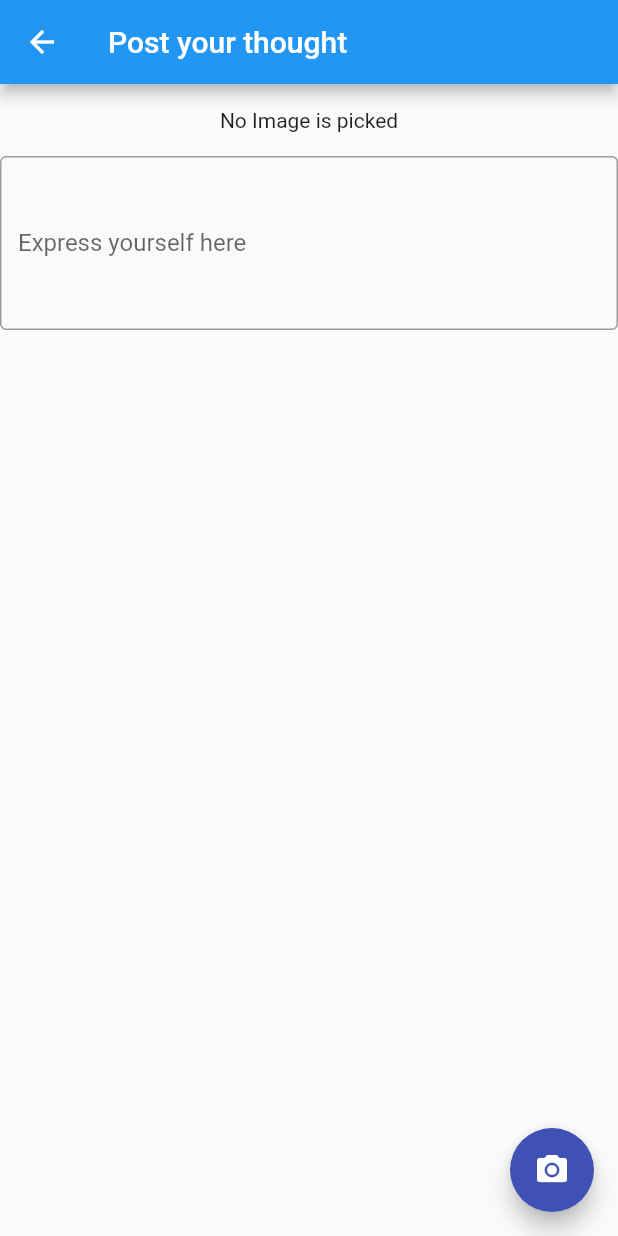
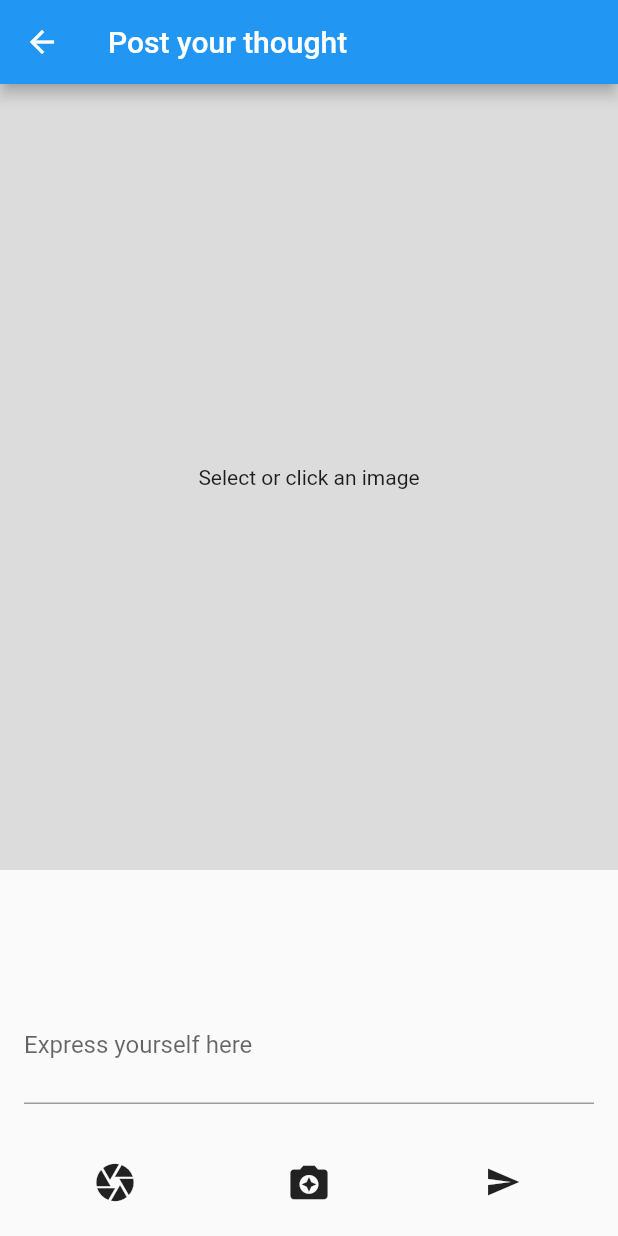
Before and after one commit to shekharkumargupta/family, a Flutter app: the PostForm screen opened directly, on a phone screen of 412 x 824 dp. Run offline on Flutter 3.47's test engine with Material 2 defaults, Android fonts, the phone set to English and light mode, and no system bars; our stand-ins replace camera, carousel_slider, video_player; missing offline and left inert: loading_animations; network calls fail.

Commit message:
Worked on PostForm designing, layout looks good and working on displaying image image picture clicked

```diff
--- a/lib/view/PostForm.dart
+++ b/lib/view/PostForm.dart
@@ -1,13 +1,13 @@
 import 'dart:io';
 
-import 'package:family/widgets/CameraExampleHome.dart';
 import 'package:family/widgets/CameraScreen.dart';
-import 'package:family/widgets/ImageSlider.dart';
+import 'package:family/widgets/ImageWidget.dart';
 import 'package:flutter/material.dart';
+import 'package:loading_animations/loading_animations.dart';
 
+import 'package:family/main.dart';
 
 class PostForm extends StatefulWidget {
-
   @override
   State<StatefulWidget> createState() {
     return PostFormState();
@@ -15,34 +15,18 @@ class PostForm extends StatefulWidget {
 }
 
 class PostFormState extends State<PostForm> {
-
   final _formKey = GlobalKey<FormState>();
   int selectedIndex = 0;
-  late File imageFile;
+  //late File imageFile;
 
   @override
   Widget build(BuildContext context) {
-
     return Scaffold(
         appBar: AppBar(
           title: const Text('Post your thought'),
         ),
         body: Center(
           child: createPostForm(context),
-      ),
-      floatingActionButton: FloatingActionButton(
-        onPressed: (){
-            Navigator.push(context,
-              MaterialPageRoute(builder: (context) =>
-                  //TakePictureScreenWidget()
-                //TakePictureServiceWidget()
-                //CameraExampleHome()
-                CameraScreen()
-              ),
-            );
-        },
-        child: const Icon(Icons.camera_alt),
-        backgroundColor: Colors.indigo,
         )
       );
   }
@@ -52,44 +36,116 @@ class PostFormState extends State<PostForm> {
       selectedIndex = index;
     });
 
-    if(selectedIndex == 0){
+    if (selectedIndex == 0) {
       //TakePictureScreenWidget();
     }
-    if(selectedIndex == 1){
-    }
+    if (selectedIndex == 1) {}
   }
 
-  Widget createPostForm(BuildContext context){
-
+  Widget createPostForm(BuildContext context) {
     return Container(
-      child: Form(
-        child: Column(
+      child: Stack(
+        fit: StackFit.expand,
         children: <Widget>[
-            Padding(
-              padding: const EdgeInsets.all(16.0),
-              child: Container(
+          Positioned(
+            top: 0,
+            child:
+              imageFile != null
+              ?
+               Container(
+                 child: FutureBuilder<Widget>(
+                   future: ImageWidget().createImageWidget(imageFile!.path),
+                    builder: (context, snapshot) {
+                      if (snapshot.hasData) {
+                        return Image.network(imageFile!.path);
+                      } else {
+                        return  LoadingRotating.square(
+                          size: 40,
+                          backgroundColor: Colors.black12,
+                        );
+                      }
+                    },
+                  ),
+               )
+              :
+               Container(
+                color: Colors.black12,
                 width: MediaQuery.of(context).size.width,
-                //height: 200.0,
+                height: MediaQuery.of(context).size.height - 300,
                 child: Center(
                     child: //imageFile == null ?
-                       Text("No Image is picked")
+                    Text("Select or click an image")
                   //: ImageSlider().createImageItem(imageFile.path),
                 ),
               ),
+
           ),
 
-            TextFormField(
-              maxLines: 4,
-              decoration: InputDecoration(
-                  border: OutlineInputBorder(
 
-                  ),
-                  labelText: 'Express yourself here'
+
+          Positioned(
+            bottom: 0,
+            width: MediaQuery.of(context).size.width,
+            child: Column(
+              children: [
+                Positioned(
+                  child: Padding(
+                      padding: const EdgeInsets.all(16.0),
+                      child: TextFormField(
+                        maxLines: 2,
+                        decoration:
+                        InputDecoration(labelText: 'Express yourself here'),
+                      )
                   ),
                 ),
+                createBottomBar()
               ],
-        ),
+            )
+          )
+        ],
       ),
     );
   }
+
+  Widget createBottomBar() {
+    return Container(
+        //color: Colors.black12,
+        padding: EdgeInsets.all(12.0),
+        child: Row(
+            crossAxisAlignment: CrossAxisAlignment.center,
+            mainAxisAlignment: MainAxisAlignment.spaceAround,
+            children: [
+              MaterialButton(
+                shape: CircleBorder(),
+                child: Icon(
+                  Icons.camera,
+                  size: 30,
+                ),
+                onPressed: () {
+
+                },
+              ),
+              MaterialButton(
+                child:Icon(
+                        Icons.camera_enhance,
+                        size: 30,
+                      ),
+                onPressed: (){
+                  Navigator.push(context,
+                    MaterialPageRoute(builder: (context) =>
+                        CameraScreen()
+                    ),
+                  );
+                },
+              ),
+              MaterialButton(
+                child: Icon(
+                        Icons.send,
+                      ),
+                onPressed: () {},
+              )
+            ]
+        )
+    );
   }
+}
--- a/lib/widgets/ImageWidget.dart
+++ b/lib/widgets/ImageWidget.dart
@@ -16,9 +16,6 @@ class ImageWidget {
       final load = image.resolve(const ImageConfiguration());
 
       final listener = new ImageStreamListener((ImageInfo info, isSync) async {
-        print(info.image.width);
-        print(info.image.height);
-
         if (info.image.width == 80 && info.image.height == 160) {
           completer.complete(Container(child: Text('AZAZA')));
         } else {
```
Also changed, not shown: lib/main.dart (+5 -5 lines), lib/widgets/CameraScreen.dart (+12 -5 lines), lib/widgets/ImageFullScreenWidget.dart (added, +34 -0 lines). Lines whose indentation alone changed are shown as unchanged.
